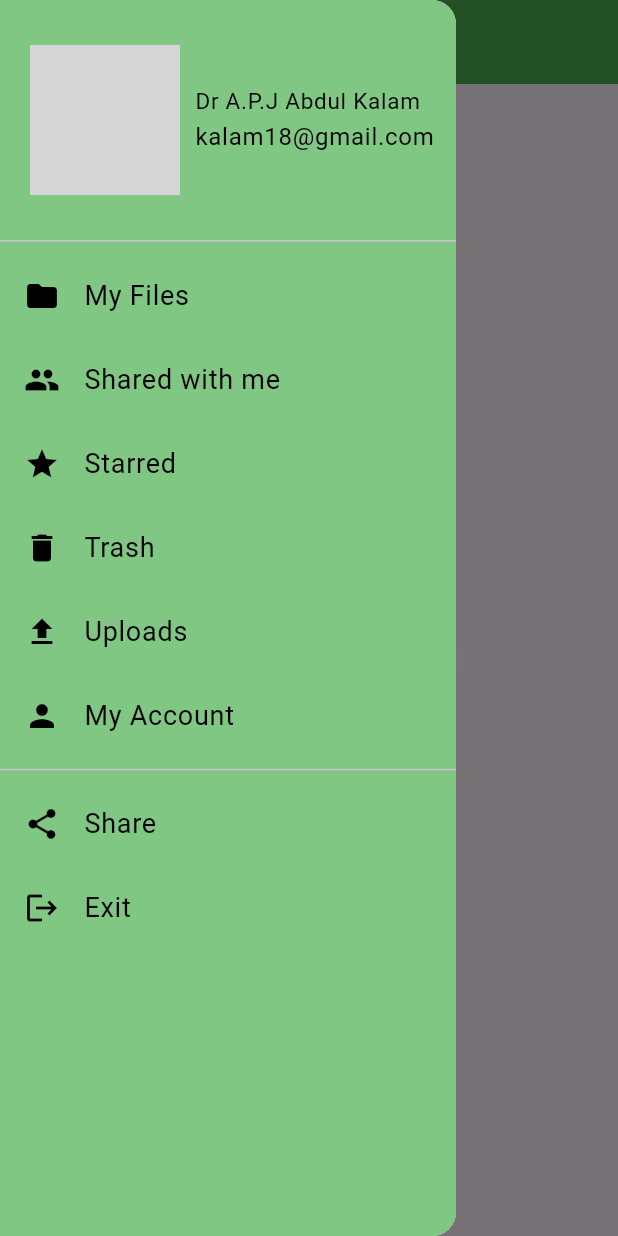
After one commit to anshulkapoor08/quicklearn, a Flutter app: the DrawerWidget screen opened directly, with the side drawer open, on a phone screen of 412 x 824 dp. The commit adds this screen. Run offline on Flutter 3.47's test engine with Material 3 defaults, Android fonts, the phone set to English and light mode, and no system bars; our stand-ins replace cached_network_image; network calls fail; grey boxes are pictures that could not be loaded.

Commit message:
Fourth Commit

```diff
--- a/lib/main.dart
+++ b/lib/main.dart
@@ -1,7 +1,9 @@
 import 'package:amk/widgets/button.dart';
 import 'package:amk/widgets/container_sized.dart';
 import 'package:amk/widgets/dissimible.dart';
+import 'package:amk/widgets/drawer.dart';
 import 'package:amk/widgets/format.dart';
+import 'package:amk/widgets/image.dart';
 import 'package:amk/widgets/list_grid.dart';
 import 'package:amk/widgets/rowscol.dart';
 import 'package:flutter/material.dart';
@@ -26,7 +28,7 @@ class myApp extends StatelessWidget {
         brightness: Brightness.dark,
         primaryColor: Colors.purpleAccent,
       ),
-      home: const DismissibleWidget(),
+      home: const ImageWidget(),
     );
   }
 }
--- /dev/null
+++ b/lib/widgets/drawer.dart
@@ -0,0 +1,167 @@
+import 'package:flutter/material.dart';
+
+class DrawerWidget extends StatefulWidget {
+  const DrawerWidget({super.key});
+
+  @override
+  State<DrawerWidget> createState() => _DrawerWidgetState();
+}
+
+class _DrawerWidgetState extends State<DrawerWidget> {
+  @override
+  Widget build(BuildContext context) {
+    return Scaffold(
+      drawer: Drawer(
+        child: Container(
+          color: Colors.green.shade300,
+          child: ListView(
+            children: [
+              DrawerHeader(
+                padding: EdgeInsets.zero,
+                child: Container(
+                  padding: EdgeInsets.all(20),
+                  // color: Colors.redAccent,
+                  child: Row(
+                    children: [
+                      CircleAvatar(
+                        radius: 50,
+                        backgroundImage: NetworkImage(
+                            'https://upload.wikimedia.org/wikipedia/commons/thumb/6/6e/A._P._J._Abdul_Kalam.jpg/1200px-A._P._J._Abdul_Kalam.jpg'),
+                      ),
+                      SizedBox(
+                        width: 10,
+                      ),
+                      Column(
+                        mainAxisAlignment: MainAxisAlignment.center,
+                        crossAxisAlignment: CrossAxisAlignment.start,
+                        children: [
+                          Text(
+                            'Dr A.P.J Abdul Kalam',
+                            style: TextStyle(
+                              fontSize: 15,
+                              color: Colors.black,
+                            ),
+                          ),
+                          Text(
+                            'kalam18@gmail.com',
+                            style: TextStyle(
+                              color: Colors.black,
+                            ),
+                          )
+                        ],
+                      ),
+                    ],
+                  ),
+                ),
+              ),
+              ListTile(
+                leading: Icon(
+                  Icons.folder,
+                  color: Colors.black,
+                ),
+                title: Text(
+                  'My Files',
+                  style: TextStyle(color: Colors.black, fontSize: 18),
+                ),
+              ),
+              ListTile(
+                leading: Icon(
+                  Icons.group,
+                  color: Colors.black,
+                ),
+                title: Text(
+                  'Shared with me',
+                  style: TextStyle(color: Colors.black, fontSize: 18),
+                ),
+              ),
+              ListTile(
+                leading: Icon(
+                  Icons.star,
+                  color: Colors.black,
+                ),
+                title: Text(
+                  'Starred',
+                  style: TextStyle(color: Colors.black, fontSize: 18),
+                ),
+              ),
+              ListTile(
+                leading: Icon(
+                  Icons.delete,
+                  color: Colors.black,
+                ),
+                title: Text(
+                  'Trash',
+                  style: TextStyle(color: Colors.black, fontSize: 18),
+                ),
+              ),
+              ListTile(
+                leading: Icon(
+                  Icons.upload,
+                  color: Colors.black,
+                ),
+                title: Text(
+                  'Uploads',
+                  style: TextStyle(color: Colors.black, fontSize: 18),
+                ),
+              ),
+              ListTile(
+                leading: Icon(
+                  Icons.person,
+                  color: Colors.black,
+                ),
+                title: Text(
+                  'My Account',
+                  style: TextStyle(color: Colors.black, fontSize: 18),
+                ),
+              ),
+              Divider(),
+              ListTile(
+                leading: Icon(
+                  Icons.share,
+                  color: Colors.black,
+                ),
+                title: Text(
+                  'Share',
+                  style: TextStyle(color: Colors.black, fontSize: 18),
+                ),
+              ),
+              ListTile(
+                leading: Icon(
+                  Icons.logout,
+                  color: Colors.black,
+                ),
+                title: Text(
+                  'Exit',
+                  style: TextStyle(color: Colors.black, fontSize: 18),
+                ),
+              ),
+            ],
+          ),
+        ),
+      ),
+      appBar: AppBar(
+        backgroundColor: Colors.green,
+        title: Text(
+          'Drawer Widget',
+          style: TextStyle(
+            fontWeight: FontWeight.bold,
+            fontSize: 20,
+            color: Colors.white,
+          ),
+        ),
+      ),
+      body: Container(
+        child: Center(
+          child: Text(
+            'Kapoor Private Limited',
+            style: TextStyle(
+              fontWeight: FontWeight.bold,
+              fontSize: 20,
+              color: Colors.white,
+            ),
+          ),
+        ),
+      ),
+    );
+  }
+}
--- /dev/null
+++ b/lib/widgets/image.dart
@@ -0,0 +1,62 @@
+import 'package:cached_network_image/cached_network_image.dart';
+import 'package:flutter/material.dart';
+
+class ImageWidget extends StatelessWidget {
+  const ImageWidget({super.key});
+
+  @override
+  Widget build(BuildContext context) {
+    return Scaffold(
+      appBar: AppBar(
+        backgroundColor: Colors.teal.shade700,
+        title: Text(
+          'Image Widget',
+          style: TextStyle(
+            fontWeight: FontWeight.bold,
+            fontSize: 20,
+            color: Colors.white,
+          ),
+        ),
+      ),
+      body: Center(
+        child: Container(
+          height: 300,
+          width: 300,
+          child: CachedNetworkImage(
+            imageUrl: 'https://biographypeople.com/wp-content/uploads/2023/06/ms-dhoni-ipl-1680052966-1.webp',
+            placeholder: (context,url)=> CircularProgressIndicator(),
+            errorWidget: (context,url,error)=> Icon(Icons.error)
+          ),
+
+
+           /*
+          decoration: BoxDecoration(
+            boxShadow: [
+              BoxShadow(
+                blurRadius: 80,
+                spreadRadius: 1,
+                color: Colors.blueGrey.shade700
+              )
+            ],
+            color: Colors.pink.shade300,
+            borderRadius: BorderRadius.circular(20),
+            image: DecorationImage(
+
+              image: AssetImage(
+                'assets/kapoor.jpeg'
+              ),
+
+             /* image:  NetworkImage(
+              'https://biographypeople.com/wp-content/uploads/2023/06/ms-dhoni-ipl-1680052966-1.webp',
+              )
+              */
+              fit: BoxFit.cover,
+            ),
+
+           */
+          ),
+        ),
+
+    );
+  }
+}
--- a/pubspec.yaml
+++ b/pubspec.yaml
@@ -35,6 +35,7 @@ dependencies:
   # The following adds the Cupertino Icons font to your application.
   # Use with the CupertinoIcons class for iOS style icons.
   cupertino_icons: ^1.0.2
+  cached_network_image: ^3.3.0
 
 dev_dependencies:
   flutter_test:
@@ -59,8 +60,8 @@ flutter:
   uses-material-design: true
 
   # To add assets to your application, add an assets section, like this:
-  # assets:
-  #   - images/a_dot_burr.jpeg
+  assets:
+    - assets/
   #   - images/a_dot_ham.jpeg
 
   # An image asset can refer to one or more resolution-specific "variants", see
```
Also changed, not shown: assets/kapoor.jpeg (added), assets/kp2.jpg (added), assets/kp3.jpeg (added), pubspec.lock, 2 other files.
